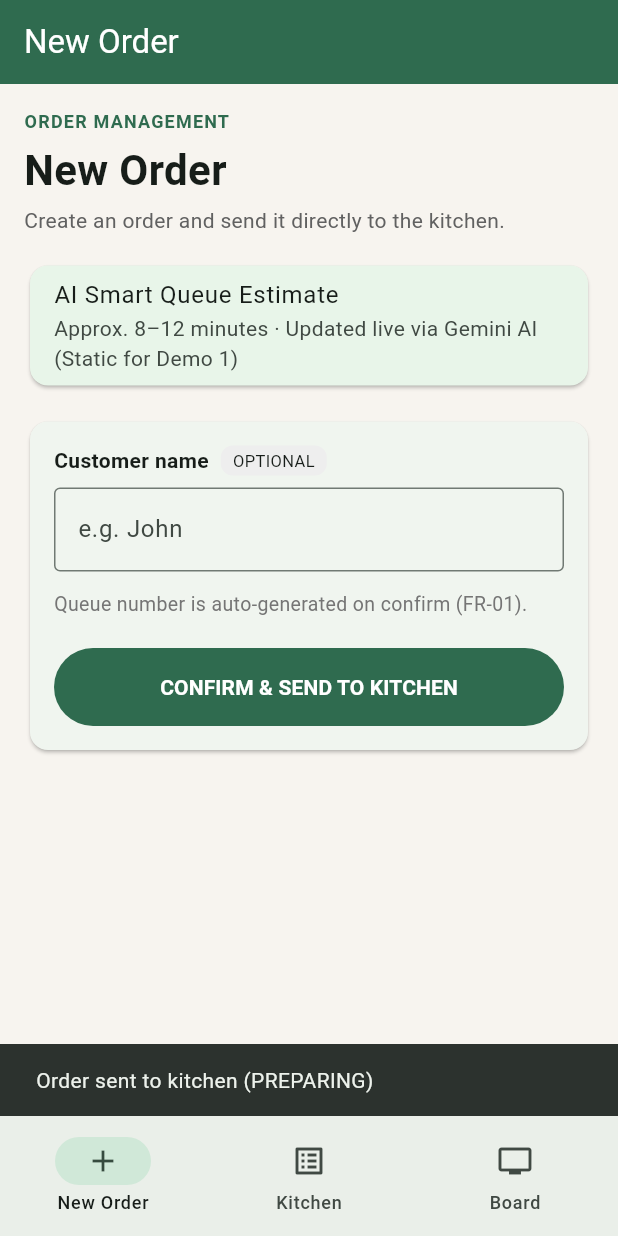
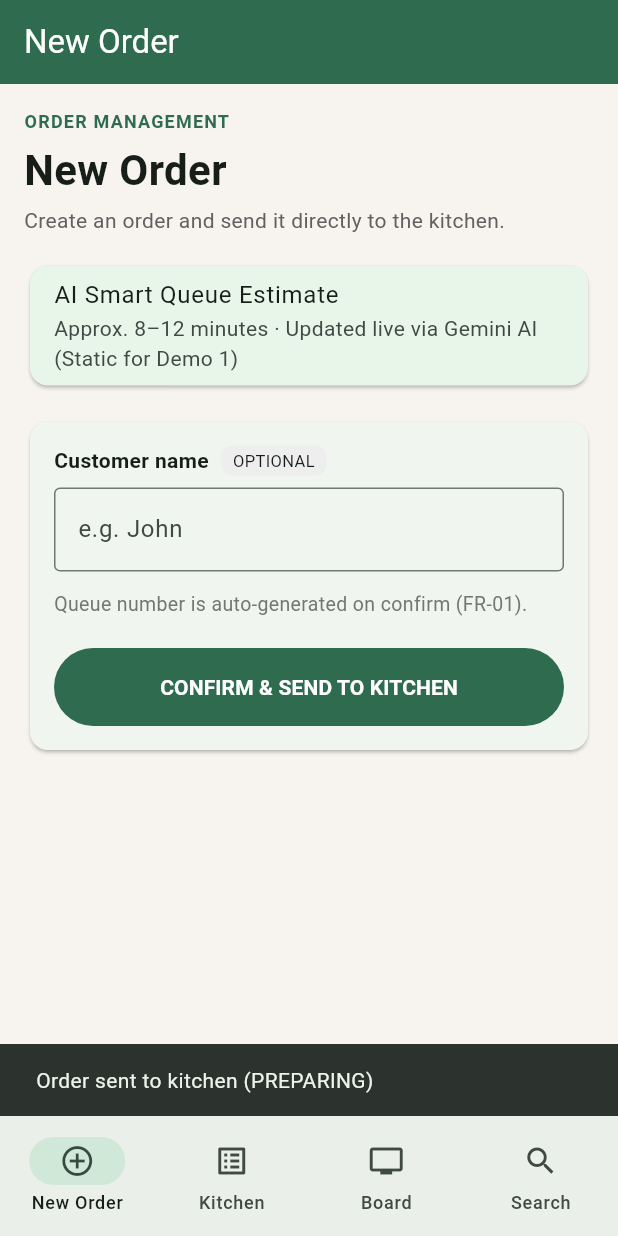
Before and after one commit to RedToaster27/TMA3084-G01_T07-TakoQ, a Flutter app: the screen it shows after launch, after a tap on "CONFIRM & SEND TO KITCHEN", on a phone screen of 412 x 824 dp. Run offline on Flutter 3.47's test engine with Material 3 defaults, Android fonts, the phone set to English and light mode, and no system bars; our stand-ins replace flutter_riverpod.

Commit message:
Add Demo 1 NavigationBar shell (New Order, Kitchen, Board, Search).

```diff
--- a/src/lib/main.dart
+++ b/src/lib/main.dart
@@ -3,18 +3,15 @@ import 'package:flutter_riverpod/flutter_riverpod.dart';
 import 'screens/customer_board_screen.dart';
 import 'screens/kitchen_screen.dart';
 import 'screens/new_order_screen.dart';
-
 void main() {
   runApp(const ProviderScope(child: TakoQApp()));
 }
-
 class TakoQApp extends StatelessWidget {
   const TakoQApp({super.key});
-
   @override
   Widget build(BuildContext context) {
     return MaterialApp(
-      title: 'TakoQ Demo',
+      title: 'TakoQ Demo 1',
       debugShowCheckedModeBanner: false,
       theme: ThemeData(
         useMaterial3: true,
@@ -25,21 +22,17 @@ class TakoQApp extends StatelessWidget {
           surface: const Color(0xFFF7F4EF),
         ),
       ),
-      home: const _TempShell(),
+      home: const DemoShell(),
     );
   }
 }
-
-class _TempShell extends StatefulWidget {
-  const _TempShell();
-
+class DemoShell extends StatefulWidget {
+  const DemoShell({super.key});
   @override
-  State<_TempShell> createState() => _TempShellState();
+  State<DemoShell> createState() => _DemoShellState();
 }
-
-class _TempShellState extends State<_TempShell> {
+class _DemoShellState extends State<DemoShell> {
   int index = 0;
-
   @override
   Widget build(BuildContext context) {
     final pages = [
@@ -47,16 +40,40 @@ class _TempShellState extends State<_TempShell> {
       const KitchenScreen(),
       const CustomerBoardScreen(),
     ];
-
     return Scaffold(
       body: pages[index],
       bottomNavigationBar: NavigationBar(
         selectedIndex: index,
-        onDestinationSelected: (i) => setState(() => index = i),
+        onDestinationSelected: (i) {
+          if (i == 3) {
+            ScaffoldMessenger.of(context).showSnackBar(
+              const SnackBar(
+                content: Text(
+                  'Search — Coming soon (Demo 1 out of scope)',
+                ),
+              ),
+            );
+            return;
+          }
+          setState(() => index = i);
+        },
         destinations: const [
-          NavigationDestination(icon: Icon(Icons.add), label: 'New Order'),
-          NavigationDestination(icon: Icon(Icons.list_alt), label: 'Kitchen'),
-          NavigationDestination(icon: Icon(Icons.tv), label: 'Board'),
+          NavigationDestination(
+            icon: Icon(Icons.add_circle_outline),
+            label: 'New Order',
+          ),
+          NavigationDestination(
+            icon: Icon(Icons.list_alt),
+            label: 'Kitchen',
+          ),
+          NavigationDestination(
+            icon: Icon(Icons.tv),
+            label: 'Board',
+          ),
+          NavigationDestination(
+            icon: Icon(Icons.search),
+            label: 'Search',
+          ),
         ],
       ),
     );
```
